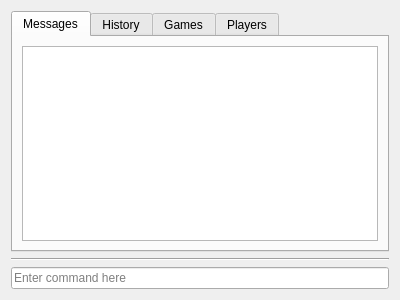
This is src/gui/ficsconsole.ui in madnight/chessx as Qt 5 draws it before an edit. The edited form follows.
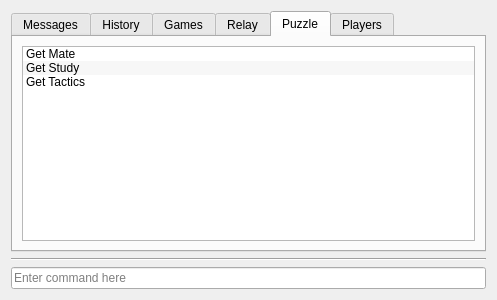
This is the edited form.

Commit message: Add relay and puzzling to FicsConsole

```diff
--- a/src/gui/ficsconsole.ui
+++ b/src/gui/ficsconsole.ui
@@ -6,7 +6,7 @@
    <rect>
     <x>0</x>
     <y>0</y>
-    <width>400</width>
+    <width>497</width>
     <height>300</height>
    </rect>
   </property>
@@ -17,7 +17,7 @@
    <item>
     <widget class="QTabWidget" name="tabWidget">
      <property name="currentIndex">
-      <number>0</number>
+      <number>4</number>
      </property>
      <widget class="QWidget" name="tabMessages">
       <attribute name="title">
@@ -61,6 +61,55 @@
        </item>
       </layout>
      </widget>
+     <widget class="QWidget" name="tabRelay">
+      <attribute name="title">
+       <string>Relay</string>
+      </attribute>
+      <layout class="QVBoxLayout" name="verticalLayout_6">
+       <item>
+        <widget class="QListWidget" name="listRelay">
+         <property name="toolTip">
+          <string>Double click to follow game</string>
+         </property>
+         <property name="alternatingRowColors">
+          <bool>true</bool>
+         </property>
+        </widget>
+       </item>
+      </layout>
+     </widget>
+     <widget class="QWidget" name="tabPuzzle">
+      <attribute name="title">
+       <string>Puzzle</string>
+      </attribute>
+      <layout class="QVBoxLayout" name="verticalLayout_7">
+       <item>
+        <widget class="QListWidget" name="listPuzzle">
+         <property name="toolTip">
+          <string>Double click to get a puzzle</string>
+         </property>
+         <property name="alternatingRowColors">
+          <bool>true</bool>
+         </property>
+         <item>
+          <property name="text">
+           <string>Get Mate</string>
+          </property>
+         </item>
+         <item>
+          <property name="text">
+           <string>Get Study</string>
+          </property>
+         </item>
+         <item>
+          <property name="text">
+           <string>Get Tactics</string>
+          </property>
+         </item>
+        </widget>
+       </item>
+      </layout>
+     </widget>
      <widget class="QWidget" name="tabPlayers">
       <attribute name="title">
        <string>Players</string>
```
Left out of the diff: 12 changed lines with no effect on the pictures. The commit also changes 5 other files.
